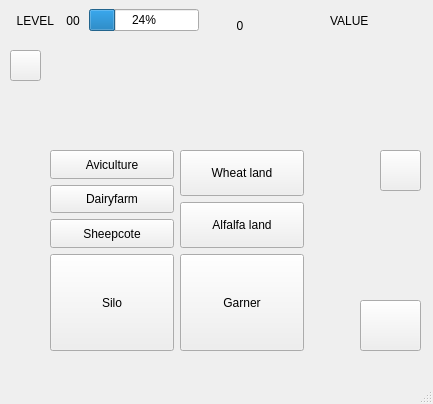
This is mainwindow.ui in slotfi909/heyDay as Qt 5 draws it before an edit. The edited form follows.
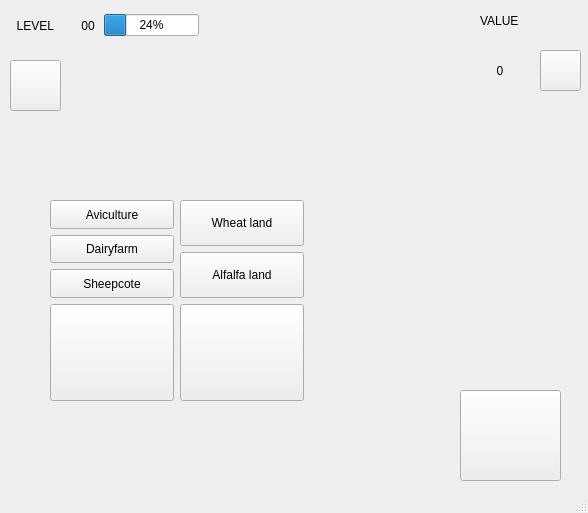
This is the edited form.

```diff
--- a/mainwindow.ui
+++ b/mainwindow.ui
@@ -6,8 +6,8 @@
    <rect>
     <x>0</x>
     <y>0</y>
-    <width>433</width>
-    <height>404</height>
+    <width>588</width>
+    <height>513</height>
    </rect>
   </property>
   <property name="sizePolicy">
@@ -23,20 +23,13 @@
    <widget class="QWidget" name="horizontalLayoutWidget">
     <property name="geometry">
      <rect>
-      <x>10</x>
+      <x>78</x>
       <y>0</y>
-      <width>189</width>
-      <height>41</height>
+      <width>121</width>
+      <height>51</height>
      </rect>
     </property>
     <layout class="QHBoxLayout" name="horizontalLayout">
-     <item>
-      <widget class="QLabel" name="label">
-       <property name="text">
-        <string>  LEVEL </string>
-       </property>
-      </widget>
-     </item>
      <item>
       <widget class="QLabel" name="label_4">
        <property name="text">
@@ -57,9 +50,9 @@
     <property name="geometry">
      <rect>
       <x>10</x>
-      <y>50</y>
-      <width>31</width>
-      <height>31</height>
+      <y>60</y>
+      <width>51</width>
+      <height>51</height>
      </rect>
     </property>
     <property name="cursor">
@@ -72,9 +65,9 @@
    <widget class="QWidget" name="horizontalLayoutWidget_2">
     <property name="geometry">
      <rect>
-      <x>330</x>
+      <x>480</x>
       <y>0</y>
-      <width>98</width>
+      <width>101</width>
       <height>41</height>
      </rect>
     </property>
@@ -105,7 +98,7 @@
     <property name="geometry">
      <rect>
       <x>50</x>
-      <y>150</y>
+      <y>200</y>
       <width>254</width>
       <height>201</height>
      </rect>
@@ -123,7 +116,7 @@
         <cursorShape>PointingHandCursor</cursorShape>
        </property>
        <property name="text">
-        <string>Garner</string>
+        <string/>
        </property>
       </widget>
      </item>
@@ -139,7 +132,7 @@
         <cursorShape>PointingHandCursor</cursorShape>
        </property>
        <property name="text">
-        <string>Silo</string>
+        <string/>
        </property>
       </widget>
      </item>
@@ -236,10 +229,10 @@
    <widget class="QLabel" name="label_5">
     <property name="geometry">
      <rect>
-      <x>230</x>
-      <y>10</y>
-      <width>71</width>
-      <height>31</height>
+      <x>490</x>
+      <y>50</y>
+      <width>41</width>
+      <height>41</height>
      </rect>
     </property>
     <property name="text">
@@ -249,8 +242,8 @@
    <widget class="QPushButton" name="pushButton_2">
     <property name="geometry">
      <rect>
-      <x>380</x>
-      <y>150</y>
+      <x>540</x>
+      <y>50</y>
       <width>41</width>
       <height>41</height>
      </rect>
@@ -274,10 +267,10 @@
    <widget class="QPushButton" name="pushButton_3">
     <property name="geometry">
      <rect>
-      <x>360</x>
-      <y>300</y>
-      <width>61</width>
-      <height>51</height>
+      <x>460</x>
+      <y>390</y>
+      <width>101</width>
+      <height>91</height>
      </rect>
     </property>
     <property name="sizePolicy">
@@ -293,6 +286,19 @@
      <string/>
     </property>
    </widget>
+   <widget class="QLabel" name="label">
+    <property name="geometry">
+     <rect>
+      <x>10</x>
+      <y>0</y>
+      <width>51</width>
+      <height>51</height>
+     </rect>
+    </property>
+    <property name="text">
+     <string>  LEVEL </string>
+    </property>
+   </widget>
   </widget>
   <widget class="QMenuBar" name="menubar">
    <property name="geometry">
```
Left out of the diff: 4 changed lines with no effect on the pictures.
